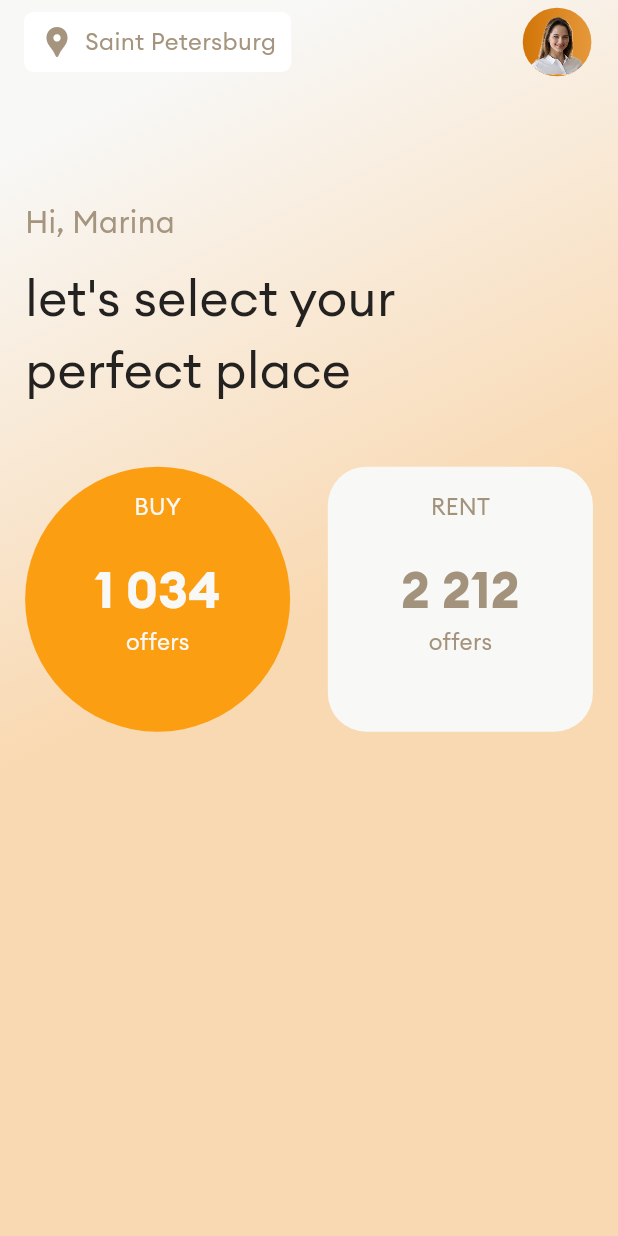
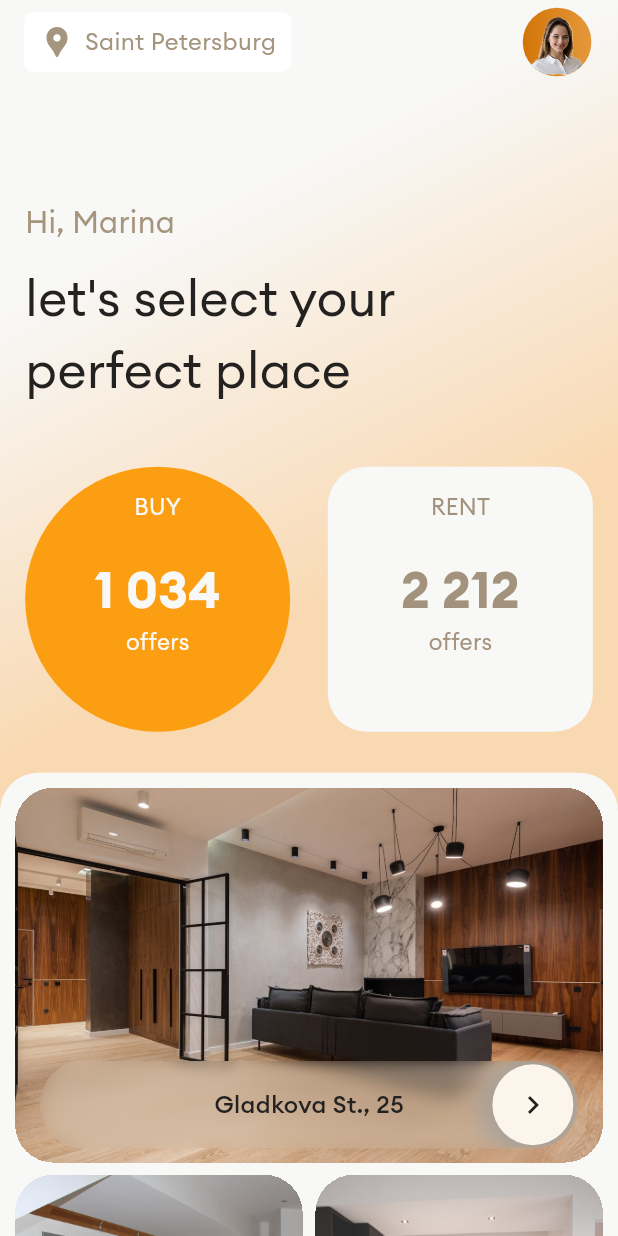
Before and after one commit to adolesamuel/real_estate, a Flutter app: the screen it shows after launch, on a phone screen of 412 x 824 dp. Run offline on Flutter 3.47's test engine with Material 3 defaults, Android fonts, the phone set to English and light mode, and no system bars; our stand-ins replace flutter_screenutil; generated files the repository leaves out were written again.

Commit message:
home page done

```diff
--- /dev/null
+++ b/lib/common/real_estate_widget.dart
@@ -0,0 +1,106 @@
+import 'package:flutter/material.dart';
+import 'package:flutter/widgets.dart';
+import 'package:flutter_screenutil/flutter_screenutil.dart';
+import 'package:moniepoint_real_estate/common/real_estate_widget_button.dart';
+
+class RealEstateWidget extends StatelessWidget {
+  final String house1;
+  final String house2;
+  final String house3;
+  const RealEstateWidget({
+    super.key,
+    required this.house1,
+    required this.house2,
+    required this.house3,
+  });
+
+  @override
+  Widget build(BuildContext context) {
+    return Column(
+      children: [
+        Container(
+          width: double.infinity,
+          clipBehavior: Clip.hardEdge,
+          decoration: BoxDecoration(
+            borderRadius: BorderRadius.circular(32.r),
+          ),
+          height: 250,
+          child: Stack(
+            alignment: Alignment.bottomCenter,
+            children: [
+              Image.asset(
+                house1,
+                width: double.infinity,
+                fit: BoxFit.cover,
+              ),
+              Padding(
+                padding: EdgeInsets.symmetric(horizontal: 20.w, vertical: 12.h),
+                child: const RealEstateWidgetButton(
+                  text: 'Gladkova St., 25',
+                ),
+              ),
+            ],
+          ),
+        ),
+        10.verticalSpace,
+        Row(
+          children: [
+            Expanded(
+              child: Container(
+                clipBehavior: Clip.hardEdge,
+                decoration: BoxDecoration(
+                  borderRadius: BorderRadius.circular(32.r),
+                ),
+                height: 200,
+                child: Stack(
+                  alignment: Alignment.bottomCenter,
+                  children: [
+                    Image.asset(
+                      house2,
+                      height: double.infinity,
+                      fit: BoxFit.cover,
+                    ),
+                    Padding(
+                      padding:
+                          EdgeInsets.symmetric(horizontal: 8.w, vertical: 6.h),
+                      child: const RealEstateWidgetButton(
+                        text: 'Trefelva St., 25',
+                      ),
+                    ),
+                  ],
+                ),
+              ),
+            ),
+            10.horizontalSpace,
+            Expanded(
+              child: Container(
+                clipBehavior: Clip.hardEdge,
+                decoration: BoxDecoration(
+                  borderRadius: BorderRadius.circular(32.r),
+                ),
+                height: 200,
+                child: Stack(
+                  alignment: Alignment.bottomCenter,
+                  children: [
+                    Image.asset(
+                      house3,
+                      height: double.infinity,
+                      fit: BoxFit.cover,
+                    ),
+                    Padding(
+                      padding:
+                          EdgeInsets.symmetric(horizontal: 8.w, vertical: 6.h),
+                      child: const RealEstateWidgetButton(
+                        text: 'Modlo St., 25',
+                      ),
+                    ),
+                  ],
+                ),
+              ),
+            ),
+          ],
+        ),
+      ],
+    );
+  }
+}
--- /dev/null
+++ b/lib/common/real_estate_widget_button.dart
@@ -0,0 +1,78 @@
+import 'dart:ui';
+
+import 'package:flutter/material.dart';
+import 'package:flutter_screenutil/flutter_screenutil.dart';
+import 'package:moniepoint_real_estate/constants/app_colors.dart';
+
+class RealEstateWidgetButton extends StatelessWidget {
+  final String text;
+  const RealEstateWidgetButton({
+    super.key,
+    required this.text,
+  });
+
+  @override
+  Widget build(BuildContext context) {
+    return Material(
+      color: Color(0xFFD0BCA6).withOpacity(0.6),
+      clipBehavior: Clip.hardEdge,
+      borderRadius: BorderRadius.circular(100.r),
+      child: InkWell(
+        onTap: () {},
+        child: SizedBox(
+          height: 58,
+          child: Stack(
+            children: [
+              BackdropFilter(
+                filter: ImageFilter.blur(sigmaX: 5.0, sigmaY: 5.0),
+                child: const SizedBox(
+                  height: 58,
+                ),
+              ),
+              Center(
+                child: Row(
+                  mainAxisAlignment: MainAxisAlignment.center,
+                  crossAxisAlignment: CrossAxisAlignment.center,
+                  children: [
+                    Text(
+                      text,
+                      style: TextStyle(
+                        fontSize: 19.sp,
+                        color: AppColors.black,
+                        fontWeight: FontWeight.w500,
+                      ),
+                    ),
+                  ],
+                ),
+              ),
+              Align(
+                alignment: Alignment.centerRight,
+                child: Container(
+                  height: 55,
+                  width: 58,
+                  margin: const EdgeInsets.symmetric(
+                    horizontal: 1.0,
+                    vertical: 2.0,
+                  ),
+                  decoration: const BoxDecoration(
+                    color: AppColors.orangeFBF,
+                    shape: BoxShape.circle,
+                    boxShadow: [
+                      BoxShadow(
+                        color: AppColors.greyA5A,
+                        blurRadius: 14,
+                        spreadRadius: 8,
+                        offset: Offset(0, 0),
+                      )
+                    ],
+                  ),
+                  child: const Icon(Icons.chevron_right_outlined),
+                ),
+              ),
+            ],
+          ),
+        ),
+      ),
+    );
+  }
+}
--- a/lib/configs/assets.gen.dart
+++ b/lib/configs/assets.gen.dart
@@ -18,12 +18,50 @@ class $FontsGen {
 class $AssetsImagesGen {
   const $AssetsImagesGen();
 
+  /// File path: assets/images/house-0.jpg
+  AssetGenImage get house0 => const AssetGenImage('assets/images/house-0.jpg');
+
+  /// File path: assets/images/house-1.jpg
+  AssetGenImage get house1 => const AssetGenImage('assets/images/house-1.jpg');
+
+  /// File path: assets/images/house-2.jpg
+  AssetGenImage get house2 => const AssetGenImage('assets/images/house-2.jpg');
+
+  /// File path: assets/images/house-3.jpg
+  AssetGenImage get house3 => const AssetGenImage('assets/images/house-3.jpg');
+
+  /// File path: assets/images/house-4.jpg
+  AssetGenImage get house4 => const AssetGenImage('assets/images/house-4.jpg');
+
+  /// File path: assets/images/house-5.jpg
+  AssetGenImage get house5 => const AssetGenImage('assets/images/house-5.jpg');
+
+  /// File path: assets/images/house-6.jpg
+  AssetGenImage get house6 => const AssetGenImage('assets/images/house-6.jpg');
+
+  /// File path: assets/images/house-7.jpg
+  AssetGenImage get house7 => const AssetGenImage('assets/images/house-7.jpg');
+
+  /// File path: assets/images/house-8.jpg
+  AssetGenImage get house8 => const AssetGenImage('assets/images/house-8.jpg');
+
   /// File path: assets/images/profile-image.png
   AssetGenImage get profileImage =>
       const AssetGenImage('assets/images/profile-image.png');
 
   /// List of all assets
-  List<AssetGenImage> get values => [profileImage];
+  List<AssetGenImage> get values => [
+        house0,
+        house1,
+        house2,
+        house3,
+        house4,
+        house5,
+        house6,
+        house7,
+        house8,
+        profileImage
+      ];
 }
 
 class $FontsEuclidGen {
--- a/lib/constants/app_colors.dart
+++ b/lib/constants/app_colors.dart
@@ -3,11 +3,13 @@ import 'package:flutter/material.dart';
 class AppColors {
   static const black = Color(0xFF232220);
   static const greyA59 = Color(0xFFA5957E);
+  static const greyA5A = Color(0xFFA5A099);
 
   static const orangeFC9 = Color(0xFFFC9E12);
   static const orangeD17 = Color(0xFFD17406);
   static const orangeE69 = Color(0xFFE6993C);
   static const orangeF9D = Color(0xFFF9D9B2);
+  static const orangeFBF = Color(0xFFFBF5EB);
 
   static const whiteF8F = Color(0xFFF8F8F7);
 
--- a/lib/constants/constants.dart
+++ b/lib/constants/constants.dart
@@ -1,7 +1,21 @@
+import 'package:moniepoint_real_estate/configs/assets.gen.dart';
+
 typedef Json = Map<String, dynamic>;
 
 class Constants {
   // ScreenUtil main App Sizes.
   static const designWidth = 492.0;
   static const designHeight = 1026.0;
+
+  static final houses = [
+    Assets.images.house0.path,
+    Assets.images.house1.path,
+    Assets.images.house2.path,
+    Assets.images.house3.path,
+    Assets.images.house4.path,
+    Assets.images.house5.path,
+    Assets.images.house6.path,
+    Assets.images.house7.path,
+    Assets.images.house8.path,
+  ];
 }
--- a/lib/home_page.dart
+++ b/lib/home_page.dart
@@ -4,14 +4,18 @@ import 'package:flutter_screenutil/flutter_screenutil.dart';
 import 'package:moniepoint_real_estate/common/buy_count_widget.dart';
 import 'package:moniepoint_real_estate/common/location_button.dart';
 import 'package:moniepoint_real_estate/common/profile_widget.dart';
+import 'package:moniepoint_real_estate/common/real_estate_widget.dart';
 import 'package:moniepoint_real_estate/common/rent_count_widget.dart';
 import 'package:moniepoint_real_estate/constants/app_colors.dart';
+import 'package:moniepoint_real_estate/constants/constants.dart';
 
 class HomePage extends StatelessWidget {
   const HomePage({super.key});
 
   @override
   Widget build(BuildContext context) {
+    final houses = Constants.houses;
+    // houses.shuffle();
     return Scaffold(
       extendBodyBehindAppBar: true,
       appBar: AppBar(
@@ -31,19 +35,22 @@ class HomePage extends StatelessWidget {
               AppColors.whiteF8F,
               AppColors.orangeF9D,
             ],
-            stops: [0.1, 0.5],
+            stops: [0.2, 0.5],
             begin: Alignment.topLeft,
             end: Alignment.bottomRight,
           ),
         ),
         child: ListView(
-          padding: EdgeInsets.symmetric(
-            horizontal: 20.w,
-            vertical: kToolbarHeight,
-          ),
           children: [
             kToolbarHeight.verticalSpace,
             40.verticalSpace,
+            Padding(
+              padding: EdgeInsets.symmetric(
+                horizontal: 20.w,
+              ),
+              child: Column(
+                crossAxisAlignment: CrossAxisAlignment.start,
+                children: [
                   Text(
                     'Hi, Marina',
                     style: TextStyle(
@@ -72,6 +79,26 @@ class HomePage extends StatelessWidget {
                 ],
               ),
             ),
+            34.verticalSpace,
+            Container(
+              padding: const EdgeInsets.all(10),
+              decoration: BoxDecoration(
+                color: AppColors.whiteF8F,
+                borderRadius: BorderRadius.circular(32.r),
+              ),
+              child: Column(
+                children: [
+                  RealEstateWidget(
+                    house1: houses[0],
+                    house2: houses[1],
+                    house3: houses[2],
+                  ),
+                ],
+              ),
+            ),
+          ],
+        ),
+      ),
     );
   }
 }
```
Also changed, not shown: assets/images/house-0.jpg (added), assets/images/house-1.jpg (added), assets/images/house-2.jpg (added), assets/images/house-3.jpg (added), assets/images/house-4.jpg (added), assets/images/house-5.jpg (added), assets/images/house-6.jpg (added), assets/images/house-7.jpg (added), assets/images/house-8.jpg (added). Lines whose indentation alone changed are shown as unchanged.
